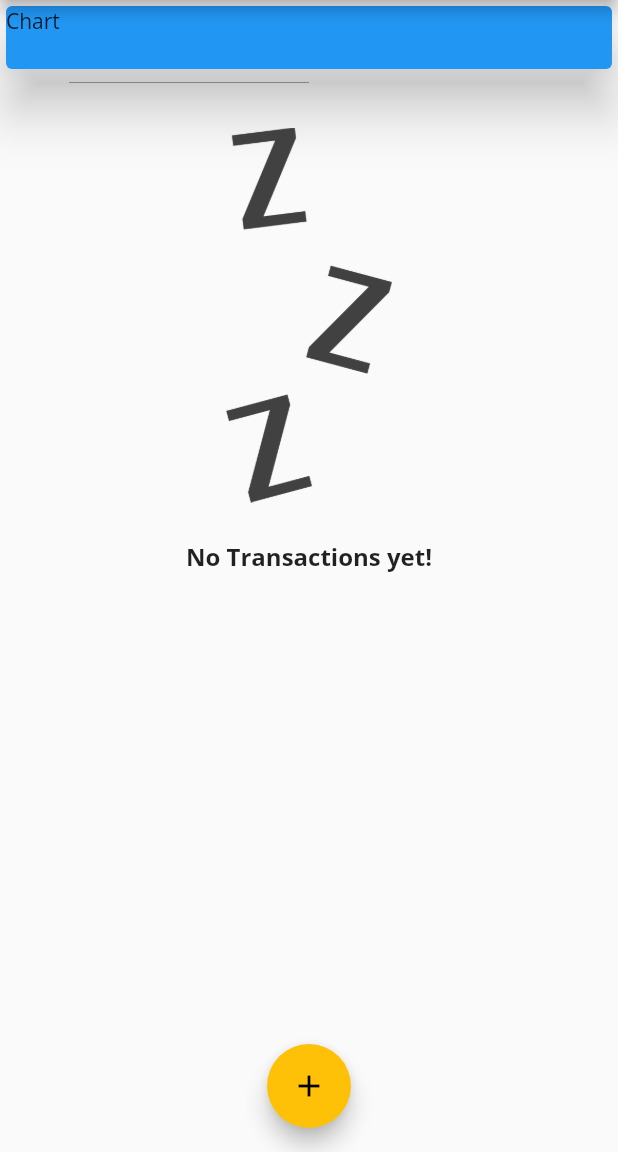
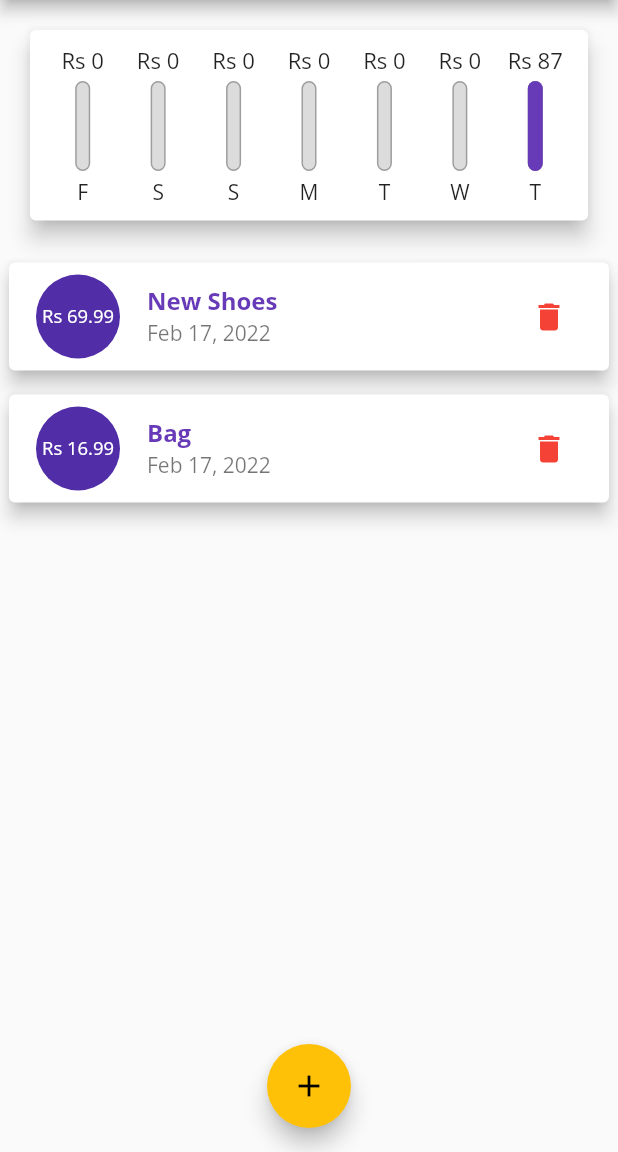
Before and after one commit to iamartyaa/MyWallet-App, a Flutter app: the screen it shows after launch, on a phone screen of 412 x 824 dp, the part 84-1236 px from its top. Run offline on Flutter 3.47's test engine with Material 2 defaults, Android fonts, the phone set to English and light mode, and no system bars; missing offline and left inert: dart:ffi, flutter_rounded_date_picker.

Commit message:
added deleteTransaction feature and minor UI updates

```diff
--- a/lib/main.dart
+++ b/lib/main.dart
@@ -1,6 +1,7 @@
 // ignore_for_file: prefer_const_constructors, sized_box_for_whitespace, use_key_in_widget_constructors
 
 import 'package:flutter/material.dart';
+import 'package:mywallet/widgets/chart.dart';
 import 'package:mywallet/widgets/new_transaction.dart';
 import 'package:mywallet/widgets/transaction_list.dart';
 import 'package:mywallet/models/transaction.dart';
@@ -19,11 +20,13 @@ class MyApp extends StatelessWidget {
       theme: ThemeData(
         primarySwatch: Colors.deepPurple,
         accentColor: Colors.amber,
+        errorColor: Colors.red,
         fontFamily: 'OpenSans',
         textTheme: TextTheme(
           titleMedium: TextStyle(
             fontFamily: 'OpenSans',
             fontWeight: FontWeight.w700,
+            color: Colors.deepPurple,
           ),
         ),
         // appBarTheme: AppBarTheme(
@@ -49,31 +52,47 @@ class MyHomePage extends StatefulWidget {
 class _MyHomePageState extends State<MyHomePage> {
   //late String titleInput;
   final List<Transaction> _userTransactions = [
-    // Transaction(
-    //   id: 't1',
-    //   title: 'New Shoes',
-    //   amount: 69.99,
-    //   date: DateTime.now(),
-    // ),
-    // Transaction(
-    //   id: 't2',
-    //   title: 'Week Shoes',
-    //   amount: 16.99,
-    //   date: DateTime.now(),
-    // ),
+    Transaction(
+      id: 't1',
+      title: 'New Shoes',
+      amount: 69.99,
+      date: DateTime.now(),
+    ),
+    Transaction(
+      id: 't2',
+      title: 'Bag',
+      amount: 16.99,
+      date: DateTime.now(),
+    ),
   ];
 
-  void _addNewTransaction(String txtitle, double txamount) {
+  List<Transaction> get _recentTransactions {
+    return _userTransactions.where((tx)  {
+      return tx.date.isAfter(DateTime.now().subtract(Duration(days: 7),),);
+    } ).toList();
+  }
+
+
+  void _addNewTransaction(String txtitle, double txamount,DateTime d) {
     final tx = Transaction(
       title: txtitle,
       amount: txamount,
-      date: DateTime.now(),
+      date: d,
       id: DateTime.now().toString(),
     );
 
     setState(() {
       _userTransactions.add(tx);
     });
+  }
+
+  void _deleteTransaction(String id){
+    setState(() {
+      _userTransactions.removeWhere((tx) {
+        return tx.id == id;
+      });
+    });
+
   }
 
   void _startAddNewTransaction(BuildContext ctx) {
@@ -112,16 +131,8 @@ class _MyHomePageState extends State<MyHomePage> {
           mainAxisAlignment: MainAxisAlignment.start,
           crossAxisAlignment: CrossAxisAlignment.stretch,
           children: [
-            Container(
-              width: double.infinity,
-              height: 50,
-              child: Card(
-                child: Text('Chart'),
-                elevation: 15,
-                color: Colors.blue,
-              ),
-            ),
-            TransactionList(_userTransactions),
+            Chart(_recentTransactions),
+            TransactionList(_userTransactions,_deleteTransaction),
           ],
         ),
       ),
--- a/lib/widgets/chart.dart
+++ b/lib/widgets/chart.dart
@@ -3,6 +3,7 @@
 import 'package:flutter/material.dart';
 import 'package:mywallet/models/transaction.dart';
 import 'package:intl/intl.dart';
+import 'package:mywallet/widgets/chart_bar.dart';
 class Chart extends StatelessWidget {
 
   final List<Transaction> recentTransaction;
@@ -21,18 +22,31 @@ class Chart extends StatelessWidget {
           totalSum+=recentTransaction[i].amount;
         }
       }
+      return {'day': DateFormat.E().format(weekDay).substring(0,1), 'amount': totalSum};
+  }).reversed.toList();
+  }
 
-      return {'day': DateFormat.E(weekDay), 'amount': totalSum};
-  });
+  double get maxSpending {
+    return groupedTransactionValues.fold(0.0, (sum, item) {
+      return sum+(item['amount'] as double);
+    });
   }
+
   @override
   Widget build(BuildContext context) {
     return Card(
       elevation: 6,
       margin: EdgeInsets.all(20),
-      child: Row(children: [
-
-      ],),
+      child: Padding(
+        padding: EdgeInsets.all(10),
+        child: Row(
+          mainAxisAlignment: MainAxisAlignment.spaceAround,
+          children: groupedTransactionValues.map((data) {
+          return Flexible(                    //Expanded
+            fit: FlexFit.tight,
+            child: ChartBar(data['day'].toString(), data['amount'] as double , maxSpending==0.0? 0.0 : (data['amount'] as double)/ (maxSpending)));
+        }).toList(),),
+      ),
     );
   }
 }
--- /dev/null
+++ b/lib/widgets/chart_bar.dart
@@ -0,0 +1,56 @@
+// ignore_for_file: prefer_const_constructors, sized_box_for_whitespace, use_key_in_widget_constructors, prefer_const_constructors_in_immutables, unused_import
+
+import 'dart:ffi';
+
+import 'package:flutter/material.dart';
+import 'package:mywallet/widgets/chart.dart';
+
+class ChartBar extends StatelessWidget {
+  final String label;
+  final double sAmount;
+  final double sPercent;
+
+  ChartBar(this.label, this.sAmount, this.sPercent);
+
+  @override
+  Widget build(BuildContext context) {
+    return Column(
+      children: [
+        Container(
+          height: 20,
+            child: FittedBox(child: Text('Rs ${sAmount.toStringAsFixed(0)}'))),
+        SizedBox(
+          height: 4,
+        ),
+        Container(
+          height: 60,
+          width: 10,
+          child: Stack(
+            children: [
+              Container(
+                decoration: BoxDecoration(
+                  border: Border.all(color: Colors.grey, width: 1.0),
+                  color: Color.fromRGBO(220, 220, 220, 1),
+                  borderRadius: BorderRadius.circular(10),
+                ),
+              ),
+              FractionallySizedBox(
+                heightFactor: sPercent,
+                child: Container(
+                  decoration: BoxDecoration(
+                    color: Theme.of(context).primaryColor,
+                    borderRadius: BorderRadius.circular(10),
+                  ),
+                ),
+              ),
+            ],
+          ),
+        ),
+        SizedBox(
+          height: 4,
+        ),
+        Text(label),
+      ],
+    );
+  }
+}
--- a/lib/widgets/transaction_list.dart
+++ b/lib/widgets/transaction_list.dart
@@ -7,8 +7,8 @@ import 'package:mywallet/models/transaction.dart';
 
 class TransactionList extends StatelessWidget {
   final List<Transaction> _userTransactions;
-
-  TransactionList(this._userTransactions);
+  final Function deleteTransaction;
+  TransactionList(this._userTransactions, this.deleteTransaction);
 
   @override
   Widget build(BuildContext context) {
@@ -38,52 +38,33 @@ class TransactionList extends StatelessWidget {
             )
           : ListView.builder(
               itemBuilder: (ctx, index) {
-                return Row(
-                  children: [
-                    Container(
-                      padding: EdgeInsets.all(10),
-                      margin: const EdgeInsets.symmetric(
-                          vertical: 10, horizontal: 15),
-                      decoration: BoxDecoration(
-                          border: Border.all(
-                        color: Theme.of(context).primaryColor,
-                        width: 2,
-                      )),
-                      child: Text(
-                        //+ tx.amount.toString()
-                        'Rs ${_userTransactions[index].amount.toStringAsFixed(2)}',
-                        style: TextStyle(
-                          fontWeight: FontWeight.bold,
-                          fontSize: 20,
-                          color: Theme.of(context).primaryColorDark,
-                        ),
+                return Card(
+                  margin: EdgeInsets.symmetric(vertical: 8, horizontal: 6),
+                  elevation: 5,
+                  child: ListTile(
+                    leading: CircleAvatar(
+                      radius: 30,
+                      child: Padding(
+                        padding: EdgeInsets.all(6),
+                        child: FittedBox(
+                            child:
+                                Text('Rs ${_userTransactions[index].amount}')),
                       ),
                     ),
-                    Column(
-                      crossAxisAlignment: CrossAxisAlignment.start,
-                      children: [
-                        Text(
-                          _userTransactions[index].title,
-                          style: TextStyle(
-                            fontWeight: FontWeight.bold,
-                            fontFamily: 'OpenSans',
-                            fontSize: 16,
-                            color: Colors.black,
-                          ),
-                        ),
-                        Text(
-                          // DateFormat('dd-MM-yyyy EEEE').format(tx.date)
-                          DateFormat.yMMMd()
-                              .add_jm()
-                              .format(_userTransactions[index].date),
-                          style: TextStyle(
-                            fontSize: 12,
-                            color: Colors.grey,
-                          ),
-                        )
-                      ],
+                    title: Text(
+                      _userTransactions[index].title,
+                      style: Theme.of(context).textTheme.titleMedium,
                     ),
-                  ],
+                    subtitle: Text(DateFormat.yMMMd()
+                        .format(_userTransactions[index].date)),
+                    trailing: IconButton(
+                      icon: Icon(Icons.delete),
+                      onPressed: () {
+                        deleteTransaction(_userTransactions[index].id);
+                      },
+                      color: Theme.of(context).errorColor,
+                    ),
+                  ),
                 );
               },
               itemCount: _userTransactions.length,
```
Also changed, not shown: lib/widgets/new_transaction.dart (+68 -10 lines).
